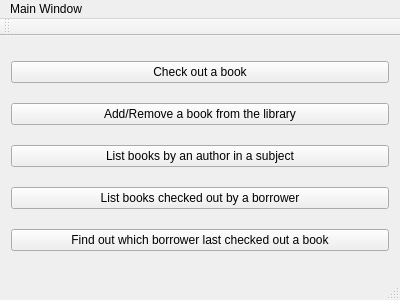
Above: libraryProject/library.ui from thomas-marcoux/LibraryProblem before the change. Below: the same form after it.
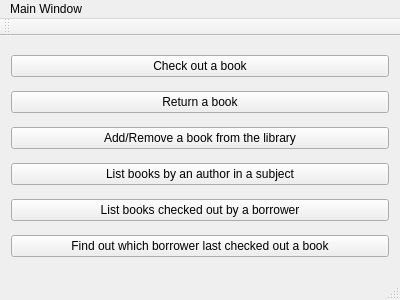
That is the form after the change.

```diff
--- a/libraryProject/library.ui
+++ b/libraryProject/library.ui
@@ -22,34 +22,41 @@
       </property>
      </widget>
     </item>
-    <item row="1" column="0">
+    <item row="2" column="0">
      <widget class="QPushButton" name="addRemoveButton">
       <property name="text">
        <string>Add/Remove a book from the library</string>
       </property>
      </widget>
     </item>
-    <item row="2" column="0">
+    <item row="3" column="0">
      <widget class="QPushButton" name="listAuthorSubButton">
       <property name="text">
        <string>List books by an author in a subject</string>
       </property>
      </widget>
     </item>
-    <item row="3" column="0">
-     <widget class="QPushButton" name="listBorrowerBooksButton">
-      <property name="text">
-       <string>List books checked out by a borrower</string>
-      </property>
-     </widget>
-    </item>
-    <item row="4" column="0">
+    <item row="5" column="0">
      <widget class="QPushButton" name="lastBorrowedButton">
       <property name="text">
        <string>Find out which borrower last checked out a book</string>
       </property>
      </widget>
     </item>
+    <item row="4" column="0">
+     <widget class="QPushButton" name="listBorrowerBooksButton">
+      <property name="text">
+       <string>List books checked out by a borrower</string>
+      </property>
+     </widget>
+    </item>
+    <item row="1" column="0">
+     <widget class="QPushButton" name="returnBookButton">
+      <property name="text">
+       <string>Return a book</string>
+      </property>
+     </widget>
+    </item>
    </layout>
   </widget>
   <widget class="QMenuBar" name="menuBar">
```
